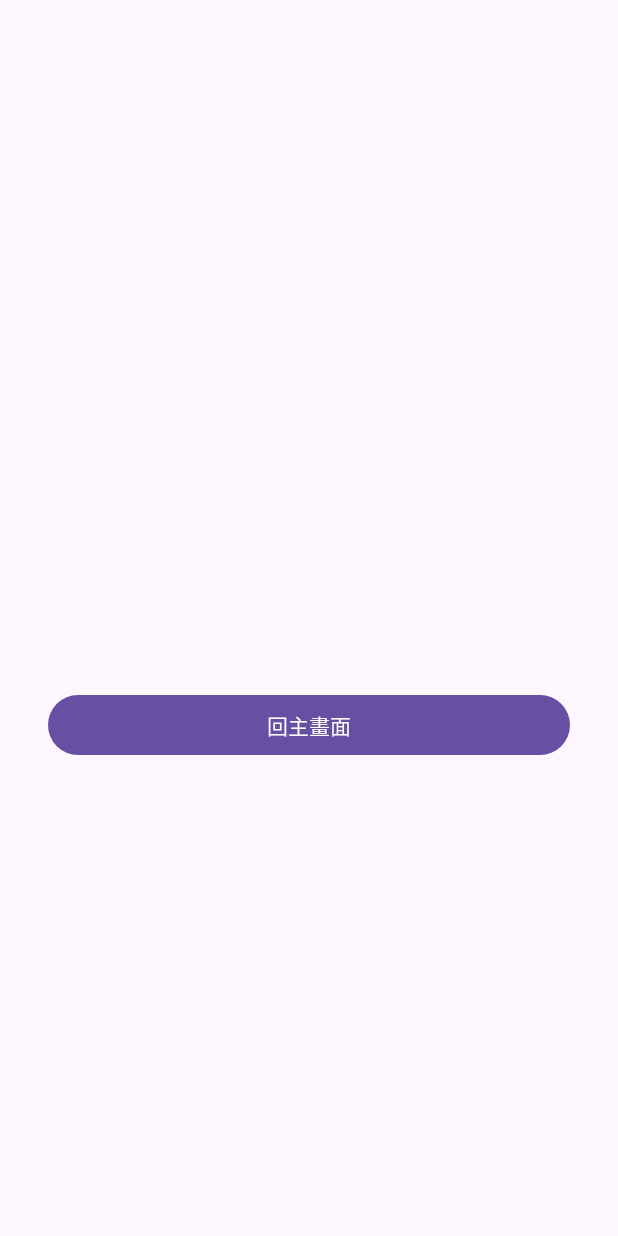
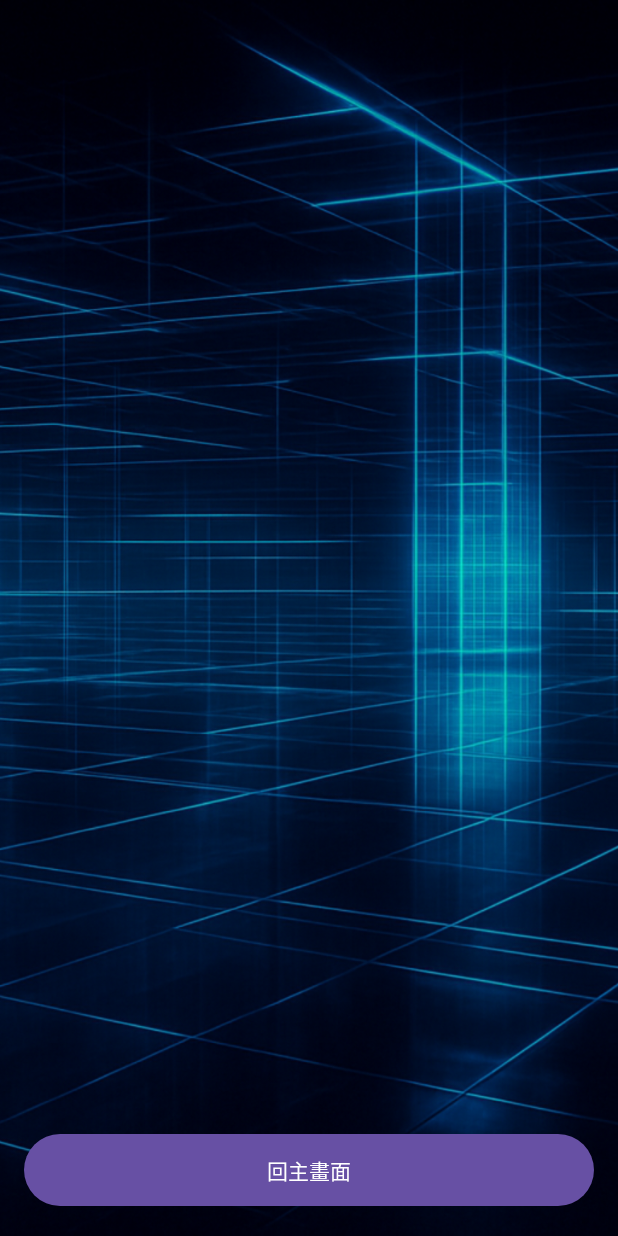
Before and after one commit to f2855631/PokemonJavaApp, an Android app: the PokemonDetailActivity screen opened directly, with no data from a screen before it, on a phone screen of 412 x 824 dp. Run offline under Robolectric (Android 15) with nearby library versions, the phone set to English and light mode, and no system bars; pictures from the network do not load.

Commit message:
更改跳轉頁面背景(home)

```diff
--- a/app/src/main/res/layout/activity_pokemon_detail.xml
+++ b/app/src/main/res/layout/activity_pokemon_detail.xml
@@ -1,14 +1,31 @@
 <?xml version="1.0" encoding="utf-8"?>
-<ScrollView xmlns:android="http://schemas.android.com/apk/res/android"
+<FrameLayout xmlns:android="http://schemas.android.com/apk/res/android"
     android:layout_width="match_parent"
     android:layout_height="match_parent">
+
+    <!-- 1. 底層：全螢幕背景圖 -->
+    <ImageView
+        android:layout_width="match_parent"
+        android:layout_height="match_parent"
+        android:src="@drawable/bg_splash"
+        android:scaleType="centerCrop" />
+
+    <!-- 2. 中層：可捲動內容區，底部留空讓按鈕顯示 -->
+    <ScrollView
+        android:layout_width="match_parent"
+        android:layout_height="match_parent"
+        android:layout_marginTop="80dp"
+        android:layout_marginBottom="72dp"
+        android:padding="16dp">
 
         <LinearLayout
             android:layout_width="match_parent"
             android:layout_height="wrap_content"
             android:orientation="vertical"
+            android:background="@null"
             android:padding="16dp">
 
+            <!-- 寶可夢圖片 -->
             <ImageView
                 android:id="@+id/imageView"
                 android:layout_width="200dp"
@@ -17,70 +34,99 @@
                 android:scaleType="centerCrop"
                 android:contentDescription="寶可夢圖片" />
 
+            <!-- 名稱 -->
             <TextView
                 android:id="@+id/textName"
+                android:layout_width="wrap_content"
+                android:layout_height="wrap_content"
                 android:textSize="24sp"
                 android:textStyle="bold"
-            android:layout_marginTop="16dp"
-            android:layout_width="wrap_content"
-            android:layout_height="wrap_content" />
+                android:textColor="#FFFFFF"
+                android:layout_marginTop="16dp" />
 
+            <!-- 編號 -->
             <TextView
                 android:id="@+id/textId"
+                android:layout_width="wrap_content"
+                android:layout_height="wrap_content"
                 android:textSize="18sp"
-            android:layout_width="wrap_content"
-            android:layout_height="wrap_content" />
+                android:textColor="#FFFFFF"
+                android:layout_marginTop="4dp" />
 
+            <!-- 屬性 -->
             <TextView
                 android:id="@+id/textTypes"
+                android:layout_width="wrap_content"
+                android:layout_height="wrap_content"
                 android:textSize="16sp"
-            android:layout_width="wrap_content"
-            android:layout_height="wrap_content" />
+                android:textColor="#FFFFFF"
+                android:layout_marginTop="8dp" />
 
+            <!-- 身高 -->
             <TextView
                 android:id="@+id/textHeight"
+                android:layout_width="wrap_content"
+                android:layout_height="wrap_content"
                 android:textSize="16sp"
-            android:layout_width="wrap_content"
-            android:layout_height="wrap_content" />
+                android:textColor="#FFFFFF"
+                android:layout_marginTop="4dp" />
 
+            <!-- 體重 -->
             <TextView
                 android:id="@+id/textWeight"
+                android:layout_width="wrap_content"
+                android:layout_height="wrap_content"
                 android:textSize="16sp"
-            android:layout_width="wrap_content"
-            android:layout_height="wrap_content" />
+                android:textColor="#FFFFFF"
+                android:layout_marginTop="4dp" />
 
+            <!-- 分類 -->
             <TextView
                 android:id="@+id/textCategory"
+                android:layout_width="wrap_content"
+                android:layout_height="wrap_content"
                 android:textSize="16sp"
-            android:layout_width="wrap_content"
-            android:layout_height="wrap_content" />
+                android:textColor="#FFFFFF"
+                android:layout_marginTop="4dp" />
 
+            <!-- 性別 -->
             <TextView
                 android:id="@+id/textGender"
+                android:layout_width="wrap_content"
+                android:layout_height="wrap_content"
                 android:textSize="16sp"
-            android:layout_width="wrap_content"
-            android:layout_height="wrap_content" />
+                android:textColor="#FFFFFF"
+                android:layout_marginTop="4dp" />
 
+            <!-- 特性 -->
             <TextView
                 android:id="@+id/textAbilities"
+                android:layout_width="wrap_content"
+                android:layout_height="wrap_content"
                 android:textSize="16sp"
-            android:layout_width="wrap_content"
-            android:layout_height="wrap_content" />
+                android:textColor="#FFFFFF"
+                android:layout_marginTop="4dp" />
 
+            <!-- 弱點 -->
             <TextView
                 android:id="@+id/textWeaknesses"
+                android:layout_width="wrap_content"
+                android:layout_height="wrap_content"
                 android:textSize="16sp"
-            android:layout_width="wrap_content"
-            android:layout_height="wrap_content" />
+                android:textColor="#FFFFFF"
+                android:layout_marginTop="4dp" />
 
+        </LinearLayout>
+    </ScrollView>
+
+    <!-- 3. 最上層：固定底部按鈕 -->
     <Button
         android:id="@+id/btnBackToMain"
         android:layout_width="match_parent"
-            android:layout_height="wrap_content"
+        android:layout_height="56dp"
+        android:layout_gravity="bottom"
+        android:layout_margin="16dp"
         android:text="回主畫面"
-            android:layout_margin="16dp"
-            android:layout_gravity="center_horizontal"
-            android:layout_alignParentBottom="true"/>
+        android:textColor="@android:color/white" />
 
-    </LinearLayout>
-</ScrollView>
+</FrameLayout>
```
Also changed, not shown: app/src/main/res/drawable/bg_splash.png (added). Lines whose indentation alone changed are shown as unchanged.
